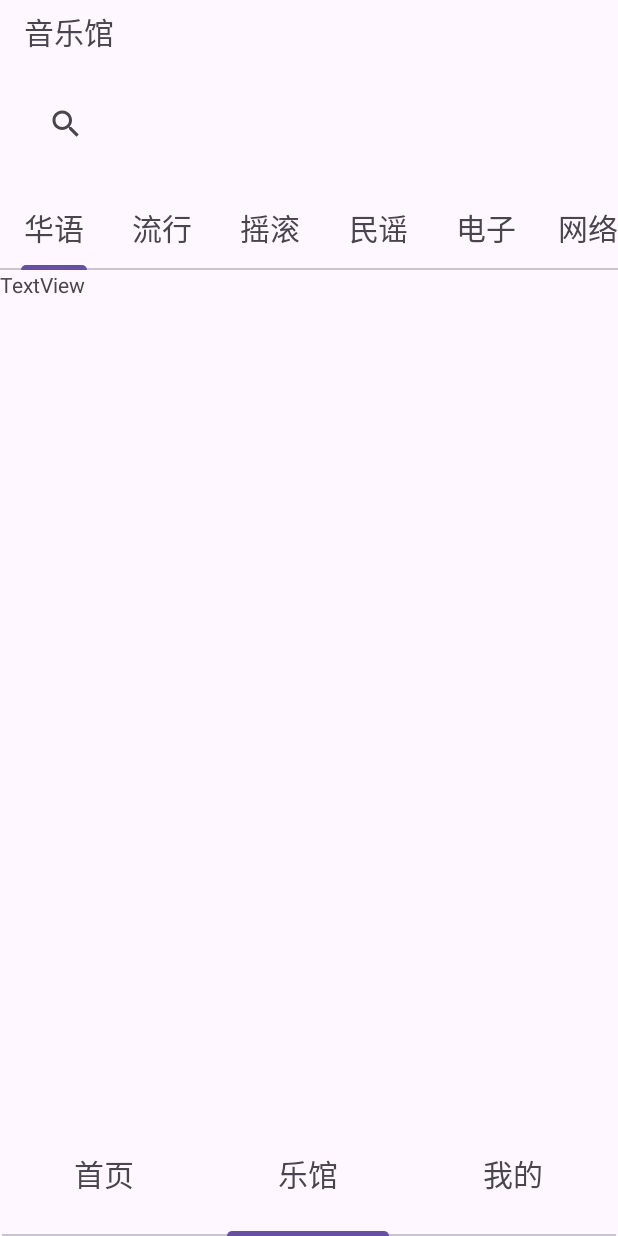
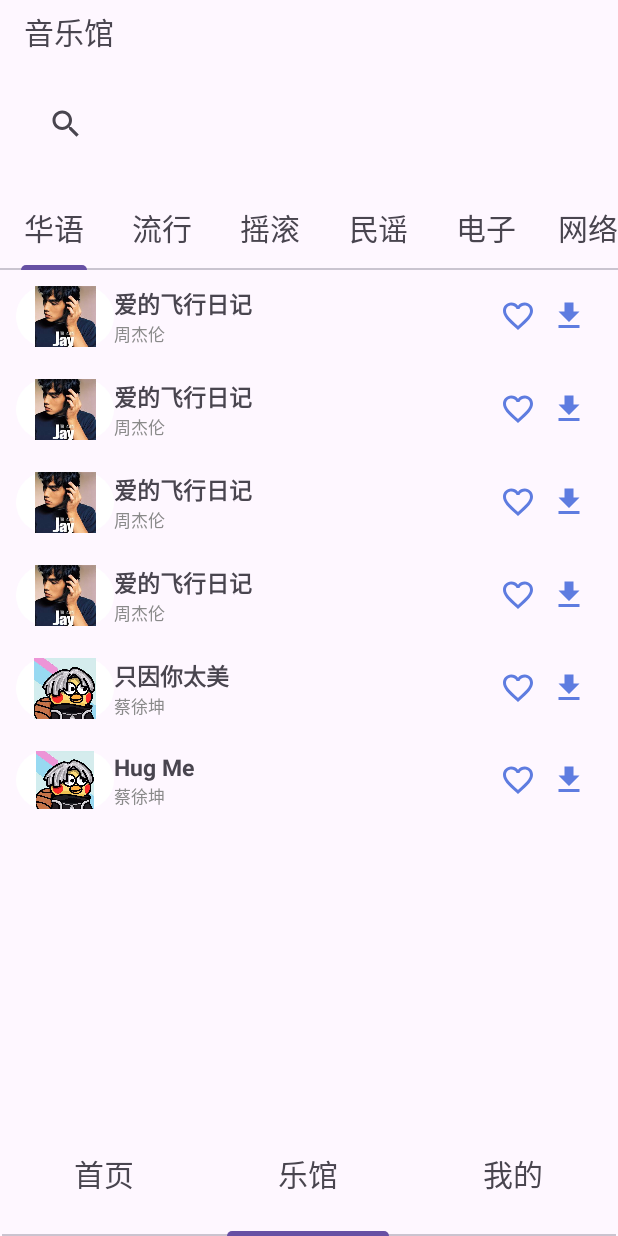
Before and after one commit to xhlw0708/weiy-music, an Android app: the screen it shows after launch (MainActivity), item 2 of the bottom bar chosen, on a phone screen of 412 x 824 dp. Run offline under Robolectric (Android 15) with nearby library versions, the phone set to English and light mode, and no system bars; our stand-ins replace data binding.

Commit message:
歌曲列表

```diff
--- /dev/null
+++ b/music-app/app/src/main/java/com/liaowei/music/common/adapter/SongListAdapter.kt
@@ -0,0 +1,45 @@
+package com.liaowei.music.common.adapter
+
+import android.view.LayoutInflater
+import android.view.View
+import android.view.ViewGroup
+import android.widget.ImageView
+import android.widget.TextView
+import androidx.recyclerview.widget.RecyclerView
+import com.liaowei.music.R
+import com.liaowei.music.main.model.Song
+
+class SongListAdapter(private val songList: List<Song>) :
+    RecyclerView.Adapter<SongListAdapter.SongListViewHolder>() {
+    override fun onCreateViewHolder(
+        parent: ViewGroup,
+        viewType: Int): SongListAdapter.SongListViewHolder {
+        return SongListViewHolder(
+            LayoutInflater.from(parent.context).inflate(R.layout.layout_song_item, parent, false)
+        )
+    }
+
+    override fun onBindViewHolder(holder: SongListAdapter.SongListViewHolder, position: Int) {
+        val song = songList[position]
+        holder.songCoverImg.setImageResource(song.img)
+        holder.songName.text = song.name
+        holder.songSinger.text = if (song.singerId == 1L) "周杰伦" else "蔡徐坤"
+
+        holder.isLike.setOnClickListener{
+            song.isLike = if (song.isLike == 0) 1 else 0
+            if (song.isLike == 0) holder.isLike.setImageResource(R.drawable.favorite_border)
+            else holder.isLike.setImageResource(R.drawable.favorite)
+        }
+
+    }
+
+    override fun getItemCount(): Int = songList.size
+
+    inner class SongListViewHolder(itemView: View) : RecyclerView.ViewHolder(itemView) {
+        val songCoverImg = itemView.findViewById<ImageView>(R.id.common_song_cover_img)
+        val songName = itemView.findViewById<TextView>(R.id.common_song_name)
+        val songSinger = itemView.findViewById<TextView>(R.id.common_song_singer)
+        val isLike = itemView.findViewById<ImageView>(R.id.common_is_like)
+        val download = itemView.findViewById<ImageView>(R.id.common_download)
+    }
+}
--- a/music-app/app/src/main/java/com/liaowei/music/common/fragment/SongFragment.kt
+++ b/music-app/app/src/main/java/com/liaowei/music/common/fragment/SongFragment.kt
@@ -6,15 +6,20 @@ import androidx.fragment.app.Fragment
 import android.view.LayoutInflater
 import android.view.View
 import android.view.ViewGroup
+import androidx.recyclerview.widget.LinearLayoutManager
 import com.liaowei.music.R
+import com.liaowei.music.common.adapter.SongListAdapter
+import com.liaowei.music.databinding.FragmentSongBinding
+import com.liaowei.music.main.model.Song
 
 class SongFragment : Fragment() {
+
+    private val binding: FragmentSongBinding by lazy { FragmentSongBinding.inflate(layoutInflater) }
+    private val viewModel: SongViewModel by viewModels()
 
     companion object {
         fun newInstance() = SongFragment()
     }
-
-    private val viewModel: SongViewModel by viewModels()
 
     override fun onCreate(savedInstanceState: Bundle?) {
         super.onCreate(savedInstanceState)
@@ -24,6 +29,19 @@ class SongFragment : Fragment() {
         inflater: LayoutInflater, container: ViewGroup?,
         savedInstanceState: Bundle?
     ): View {
-        return inflater.inflate(R.layout.fragment_song, container, false)
+        return binding.root
+    }
+
+    override fun onViewCreated(view: View, savedInstanceState: Bundle?) {
+        super.onViewCreated(view, savedInstanceState)
+        val songList: ArrayList<Song> = ArrayList()
+        songList.add(Song(1, "爱的飞行日记", 1, R.drawable.jay1, 1))
+        songList.add(Song(2, "爱的飞行日记", 1, R.drawable.jay1, 1))
+        songList.add(Song(3, "爱的飞行日记", 1, R.drawable.jay1, 1))
+        songList.add(Song(4, "爱的飞行日记", 1, R.drawable.jay1, 1))
+        songList.add(Song(5, "只因你太美", 2, R.drawable.ikun1, 1))
+        songList.add(Song(6, "Hug Me", 2, R.drawable.ikun1, 1))
+        binding.commonSongListRv.adapter = SongListAdapter(songList)
+        binding.commonSongListRv.layoutManager = LinearLayoutManager(context, LinearLayoutManager.VERTICAL, false)
     }
 }
--- a/music-app/app/src/main/java/com/liaowei/music/main/mine/adapter/RecentPlayAdapter.kt
+++ b/music-app/app/src/main/java/com/liaowei/music/main/mine/adapter/RecentPlayAdapter.kt
@@ -21,6 +21,7 @@ class RecentPlayAdapter(private val songList: List<Song>): RecyclerView.Adapter<
         val song = songList[position]
         holder.coverImg.setImageResource(song.img)
         holder.playName.text = song.name
+        holder.playName.requestFocus() // 请求焦点
         holder.playSinger.text = if (song.singerId == 1L) "周杰伦" else "蔡徐坤"
     }
 
@@ -28,7 +29,7 @@ class RecentPlayAdapter(private val songList: List<Song>): RecyclerView.Adapter<
 
     inner class RecentPlayViewHolder(itemView: View): RecyclerView.ViewHolder(itemView) {
         val coverImg: ImageView = itemView.findViewById(R.id.mine_recent_play_img)
-        val playName: TextView = itemView.findViewById(R.id.mine_recent_play_name)
+        var playName: TextView = itemView.findViewById(R.id.mine_recent_play_name)
         val playSinger: TextView = itemView.findViewById(R.id.mine_recent_play_singer)
     }
 }
--- a/music-app/app/src/main/java/com/liaowei/music/main/model/Song.kt
+++ b/music-app/app/src/main/java/com/liaowei/music/main/model/Song.kt
@@ -5,5 +5,6 @@ data class Song(
     val name: String, // 歌曲名称
     val singerId: Long, // 歌手id
     val img: Int, // 歌曲封面图
-    val resourceId: Int // 资源id
+    val resourceId: Int, // 资源id
+    var isLike: Int = 0 // 是否喜欢，默认0-不喜欢，1-喜欢
 )
--- /dev/null
+++ b/music-app/app/src/main/res/drawable/favorite_border.xml
@@ -0,0 +1,5 @@
+<vector xmlns:android="http://schemas.android.com/apk/res/android" android:height="24dp" android:tint="#5E7CE0" android:viewportHeight="24" android:viewportWidth="24" android:width="24dp">
+
+    <path android:fillColor="@android:color/white" android:pathData="M16.5,3c-1.74,0 -3.41,0.81 -4.5,2.09C10.91,3.81 9.24,3 7.5,3 4.42,3 2,5.42 2,8.5c0,3.78 3.4,6.86 8.55,11.54L12,21.35l1.45,-1.32C18.6,15.36 22,12.28 22,8.5 22,5.42 19.58,3 16.5,3zM12.1,18.55l-0.1,0.1 -0.1,-0.1C7.14,14.24 4,11.39 4,8.5 4,6.5 5.5,5 7.5,5c1.54,0 3.04,0.99 3.57,2.36h1.87C13.46,5.99 14.96,5 16.5,5c2,0 3.5,1.5 3.5,3.5 0,2.89 -3.14,5.74 -7.9,10.05z"/>
+
+</vector>
--- a/music-app/app/src/main/res/layout/fragment_song.xml
+++ b/music-app/app/src/main/res/layout/fragment_song.xml
@@ -1,17 +1,25 @@
 <?xml version="1.0" encoding="utf-8"?>
-<androidx.constraintlayout.widget.ConstraintLayout xmlns:android="http://schemas.android.com/apk/res/android"
+<layout xmlns:android="http://schemas.android.com/apk/res/android"
     xmlns:app="http://schemas.android.com/apk/res-auto"
-    xmlns:tools="http://schemas.android.com/tools"
-    android:layout_width="wrap_content"
-    android:layout_height="wrap_content"
-    tools:context=".common.fragment.SongFragment">
+    xmlns:tools="http://schemas.android.com/tools">
+
+    <data>
+
+    </data>
+
+    <androidx.constraintlayout.widget.ConstraintLayout
+        android:layout_width="match_parent"
+        android:layout_height="match_parent"
+        tools:context=".common.fragment.SongFragment">
 
 
-    <TextView
-        android:id="@+id/textView2"
-        android:layout_width="wrap_content"
-        android:layout_height="wrap_content"
-        android:text="TextView"
-        app:layout_constraintStart_toStartOf="parent"
-        app:layout_constraintTop_toTopOf="parent" />
-</androidx.constraintlayout.widget.ConstraintLayout>
+        <androidx.recyclerview.widget.RecyclerView
+            android:id="@+id/common_song_list_rv"
+            android:layout_width="0dp"
+            android:layout_height="0dp"
+            app:layout_constraintBottom_toBottomOf="parent"
+            app:layout_constraintEnd_toEndOf="parent"
+            app:layout_constraintStart_toStartOf="parent"
+            app:layout_constraintTop_toTopOf="parent" />
+    </androidx.constraintlayout.widget.ConstraintLayout>
+</layout>
--- a/music-app/app/src/main/res/layout/layout_recent_play_item.xml
+++ b/music-app/app/src/main/res/layout/layout_recent_play_item.xml
@@ -29,12 +29,13 @@
             android:layout_width="50dp"
             android:layout_height="wrap_content"
             android:layout_weight="1"
+            android:gravity="center"
+            android:maxLines="1"
+            android:scrollHorizontally="true"
             android:ellipsize="marquee"
             android:focusable="true"
-            android:gravity="center"
+            android:focusableInTouchMode="true"
             android:marqueeRepeatLimit="marquee_forever"
-            android:maxLines="1"
-            android:scrollHorizontally="true"
             android:text="依然范特西" />
 
         <TextView
--- /dev/null
+++ b/music-app/app/src/main/res/layout/layout_song_item.xml
@@ -0,0 +1,70 @@
+<?xml version="1.0" encoding="utf-8"?>
+<LinearLayout xmlns:android="http://schemas.android.com/apk/res/android"
+    xmlns:app="http://schemas.android.com/apk/res-auto"
+    android:layout_width="match_parent"
+    android:layout_height="wrap_content"
+    android:padding="5dp"
+    android:layout_margin="5dp"
+    >
+
+    <ImageView
+        android:id="@+id/common_song_cover_img"
+        android:layout_width="65dp"
+        android:layout_height="match_parent"
+        app:srcCompat="@drawable/jay1"
+        android:background="@drawable/rounded_image"
+        />
+
+    <LinearLayout
+        android:layout_width="wrap_content"
+        android:layout_height="wrap_content"
+        android:layout_weight="2"
+        android:orientation="vertical"
+        android:layout_gravity="center"
+        >
+
+        <TextView
+            android:id="@+id/common_song_name"
+            android:layout_width="wrap_content"
+            android:layout_height="wrap_content"
+            android:textStyle="bold"
+            android:textSize="15sp"
+            android:text="晴天" />
+
+        <TextView
+            android:id="@+id/common_song_singer"
+            android:layout_width="wrap_content"
+            android:layout_height="wrap_content"
+            android:textColor="@color/weiy_gray_color"
+            android:textSize="11sp"
+            android:text="周杰伦" />
+
+    </LinearLayout>
+
+    <LinearLayout
+        android:layout_width="wrap_content"
+        android:layout_height="wrap_content"
+        android:layout_weight="1"
+        android:orientation="horizontal"
+        android:gravity="end|center"
+        android:layout_gravity="center"
+        >
+
+        <ImageView
+            android:id="@+id/common_is_like"
+            android:layout_width="wrap_content"
+            android:layout_height="wrap_content"
+            android:layout_marginEnd="10dp"
+            android:contentDescription="@string/content_description_like"
+            app:srcCompat="@drawable/favorite_border" />
+
+        <ImageView
+            android:id="@+id/common_download"
+            android:layout_width="wrap_content"
+            android:layout_height="wrap_content"
+            android:layout_marginEnd="10dp"
+            android:contentDescription="@string/content_description_download"
+            app:srcCompat="@drawable/download" />
+    </LinearLayout>
+
+</LinearLayout>
```
